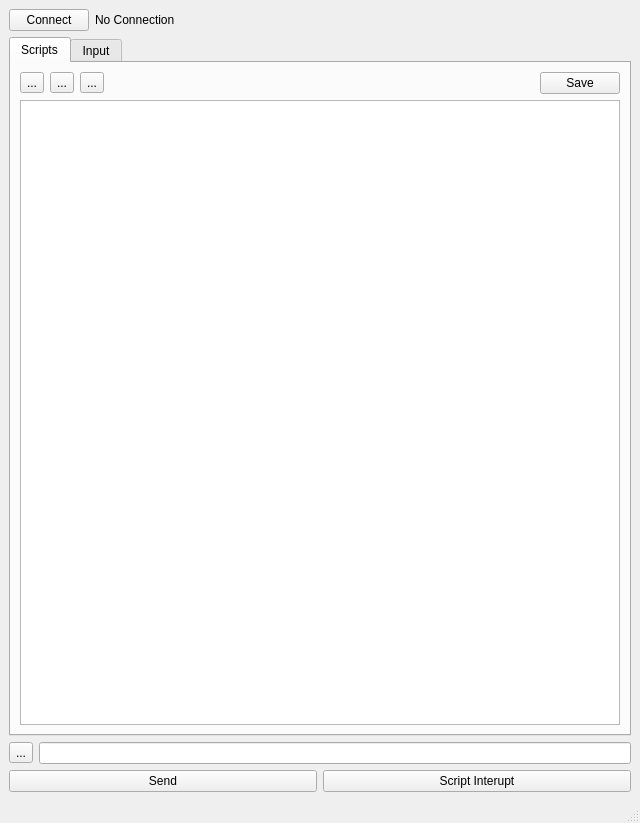
Old version of the form mainWindowDesigner.ui in the repository Timin8er/KOS-Commander.
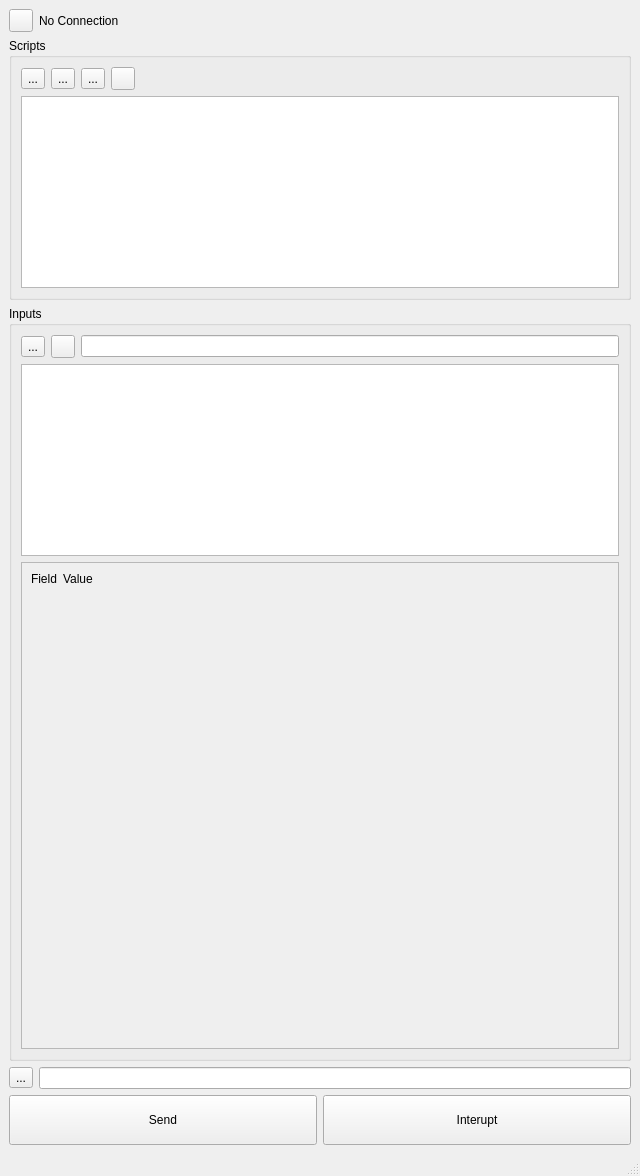
New version of the form. Icons and pictures are not drawn.

Diff of the .ui file:
```diff
--- a/mainWindowDesigner.ui
+++ b/mainWindowDesigner.ui
@@ -7,7 +7,7 @@
     <x>0</x>
     <y>0</y>
     <width>640</width>
-    <height>823</height>
+    <height>1176</height>
    </rect>
   </property>
   <property name="windowTitle">
@@ -18,9 +18,9 @@
     <item>
      <layout class="QHBoxLayout" name="horizontalLayout_2">
       <item>
-       <widget class="QPushButton" name="btnConnection">
+       <widget class="QToolButton" name="btnConnection">
         <property name="text">
-         <string>Connect</string>
+         <string/>
         </property>
        </widget>
       </item>
@@ -49,14 +49,10 @@
     <item>
      <layout class="QHBoxLayout" name="horizontalLayout">
       <item>
-       <widget class="QTabWidget" name="tabWidget">
-        <property name="currentIndex">
-         <number>0</number>
-        </property>
-        <widget class="QWidget" name="tab">
-         <attribute name="title">
+       <widget class="QGroupBox" name="groupBox">
+        <property name="title">
           <string>Scripts</string>
-         </attribute>
+        </property>
          <layout class="QVBoxLayout" name="verticalLayout_3">
           <item>
            <layout class="QHBoxLayout" name="horizontalLayout_5">
@@ -86,7 +82,15 @@
                <string>...</string>
               </property>
               <property name="icon">
-               <iconset theme="edit-delete"/>
+              <iconset theme="edit-delete">
+               <normaloff>.</normaloff>.</iconset>
+             </property>
+            </widget>
+           </item>
+           <item>
+            <widget class="QToolButton" name="btnSaveScripts">
+             <property name="text">
+              <string/>
               </property>
              </widget>
             </item>
@@ -103,35 +107,29 @@
               </property>
              </spacer>
             </item>
-            <item>
-             <widget class="QPushButton" name="btnSaveScripts">
-              <property name="text">
-               <string>Save</string>
-              </property>
-             </widget>
-            </item>
            </layout>
           </item>
           <item>
-           <widget class="QTreeView" name="scriptsView"/>
-          </item>
-         </layout>
-        </widget>
-        <widget class="QWidget" name="tab_2">
-         <attribute name="title">
-          <string>Input</string>
-         </attribute>
-         <layout class="QVBoxLayout" name="verticalLayout_4">
-          <item>
-           <widget class="QListView" name="profilesView">
+          <widget class="QTreeView" name="scriptsView">
             <property name="sizePolicy">
-             <sizepolicy hsizetype="Expanding" vsizetype="Fixed">
+            <sizepolicy hsizetype="Expanding" vsizetype="Preferred">
               <horstretch>0</horstretch>
               <verstretch>0</verstretch>
              </sizepolicy>
             </property>
            </widget>
           </item>
+        </layout>
+       </widget>
+      </item>
+     </layout>
+    </item>
+    <item>
+     <widget class="QGroupBox" name="groupBox_2">
+      <property name="title">
+       <string>Inputs</string>
+      </property>
+      <layout class="QVBoxLayout" name="verticalLayout_2">
           <item>
            <layout class="QHBoxLayout" name="horizontalLayout_4">
             <item>
@@ -142,9 +140,9 @@
              </widget>
             </item>
             <item>
-             <widget class="QPushButton" name="btnSaveProfile">
+          <widget class="QToolButton" name="btnSaveProfile">
               <property name="text">
-               <string>Save Profile</string>
+            <string/>
               </property>
              </widget>
             </item>
@@ -154,6 +152,31 @@
            </layout>
           </item>
           <item>
+        <widget class="QListView" name="profilesView">
+         <property name="sizePolicy">
+          <sizepolicy hsizetype="Expanding" vsizetype="Fixed">
+           <horstretch>0</horstretch>
+           <verstretch>0</verstretch>
+          </sizepolicy>
+         </property>
+        </widget>
+       </item>
+       <item>
+        <widget class="QScrollArea" name="scrollArea">
+         <property name="widgetResizable">
+          <bool>true</bool>
+         </property>
+         <widget class="QWidget" name="scrollAreaWidgetContents">
+          <property name="geometry">
+           <rect>
+            <x>0</x>
+            <y>0</y>
+            <width>600</width>
+            <height>475</height>
+           </rect>
+          </property>
+          <layout class="QVBoxLayout" name="verticalLayout_4">
+           <item>
            <layout class="QFormLayout" name="inputsForm">
             <item row="0" column="0">
              <widget class="QLabel" name="labelField">
@@ -189,6 +212,7 @@
        </widget>
       </item>
      </layout>
+     </widget>
     </item>
     <item>
      <layout class="QHBoxLayout" name="lineEditCommand">
@@ -214,6 +238,12 @@
           <verstretch>0</verstretch>
          </sizepolicy>
         </property>
+        <property name="minimumSize">
+         <size>
+          <width>0</width>
+          <height>50</height>
+         </size>
+        </property>
         <property name="text">
          <string>Send</string>
         </property>
@@ -221,8 +251,14 @@
       </item>
       <item>
        <widget class="QPushButton" name="btnScriptInterupt">
+        <property name="minimumSize">
+         <size>
+          <width>0</width>
+          <height>50</height>
+         </size>
+        </property>
         <property name="text">
-         <string>Script Interupt</string>
+         <string>Interupt</string>
         </property>
         <property name="icon">
          <iconset theme="process-stop">
```
Left out of the diff: 8 changed lines with no effect on the pictures. Lines whose indentation alone changed are shown as unchanged.
